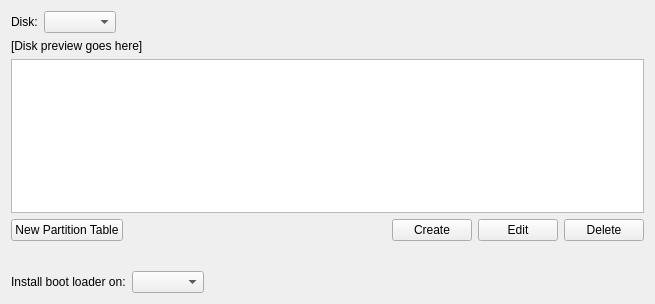
The window that src/modules/partition/PartitionPage.ui (calamares/calamares) describes before a commit, drawn with Qt 5.
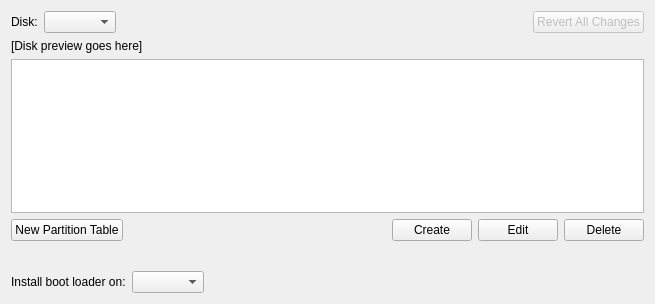
The same window after the commit.

Commit message:
Implement Revert
Fixes #14

Diff of the .ui file:
```diff
--- a/src/modules/partition/PartitionPage.ui
+++ b/src/modules/partition/PartitionPage.ui
@@ -42,6 +42,16 @@
        </property>
       </spacer>
      </item>
+     <item>
+      <widget class="QPushButton" name="revertButton">
+       <property name="enabled">
+        <bool>false</bool>
+       </property>
+       <property name="text">
+        <string>Revert All Changes</string>
+       </property>
+      </widget>
+     </item>
     </layout>
    </item>
    <item>
```
The commit also changes 6 other files.
